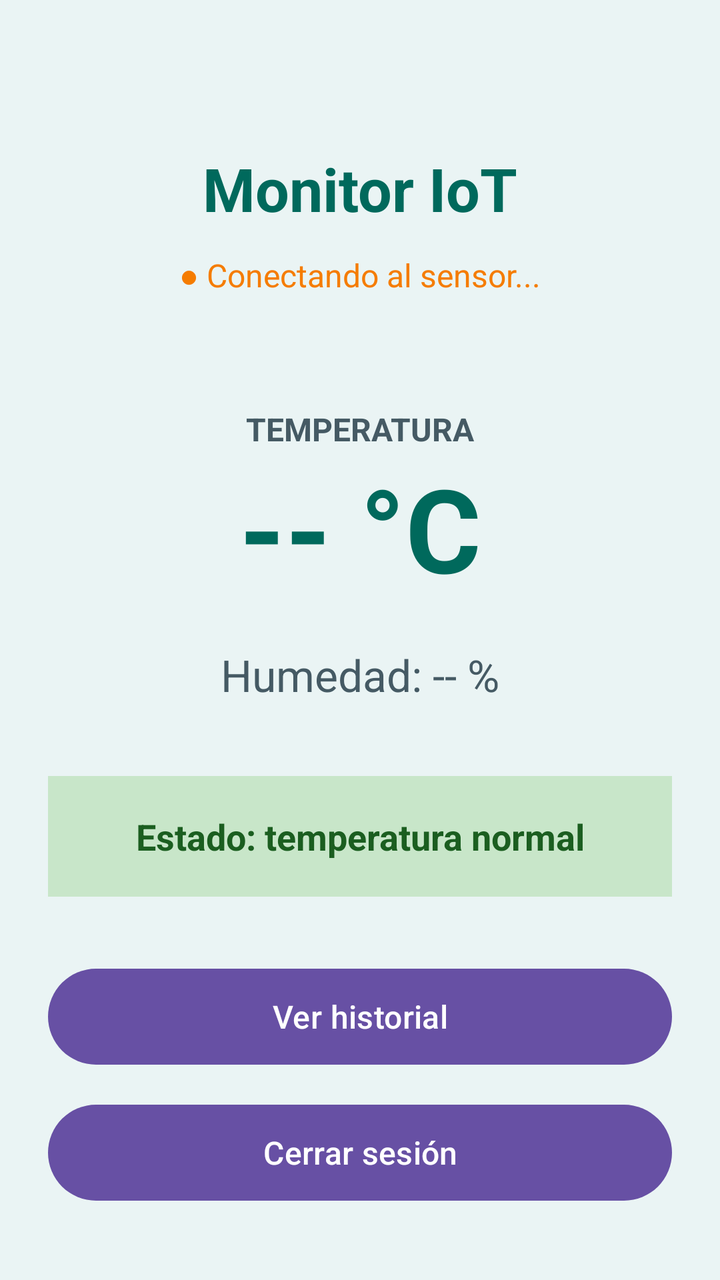
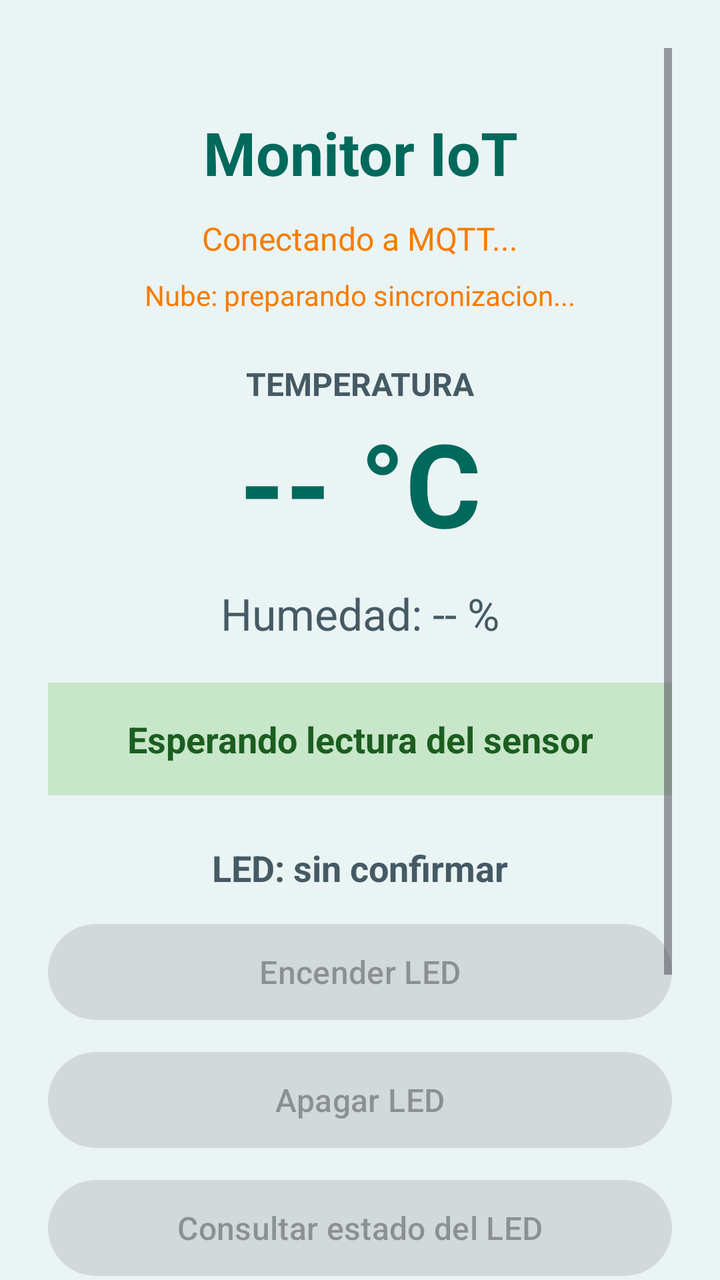

Two renders of the same Android screen: before a commit and after it. Below are the layout's source before the change and the commit's diff.
<!-- AndroidManifest.xml: application theme Theme.MonitorIoT -->
<!-- res/layout/activity_monitor.xml -->
<?xml version="1.0" encoding="utf-8"?>
<androidx.constraintlayout.widget.ConstraintLayout
    xmlns:android="http://schemas.android.com/apk/res/android"
    xmlns:app="http://schemas.android.com/apk/res-auto"
    android:id="@+id/main"
    android:layout_width="match_parent"
    android:layout_height="match_parent"
    android:background="#EAF4F4"
    android:padding="24dp">

    <TextView
        android:id="@+id/tvTituloMonitor"
        android:layout_width="wrap_content"
        android:layout_height="wrap_content"
        android:layout_marginTop="50dp"
        android:text="Monitor IoT"
        android:textColor="#00695C"
        android:textSize="30sp"
        android:textStyle="bold"
        app:layout_constraintEnd_toEndOf="parent"
        app:layout_constraintStart_toStartOf="parent"
        app:layout_constraintTop_toTopOf="parent" />

    <TextView
        android:id="@+id/tvConexion"
        android:layout_width="wrap_content"
        android:layout_height="wrap_content"
        android:layout_marginTop="12dp"
        android:text="● Conectando al sensor..."
        android:textColor="#F57C00"
        android:textSize="16sp"
        app:layout_constraintEnd_toEndOf="parent"
        app:layout_constraintStart_toStartOf="parent"
        app:layout_constraintTop_toBottomOf="@id/tvTituloMonitor" />

    <TextView
        android:id="@+id/tvEtiquetaTemperatura"
        android:layout_width="wrap_content"
        android:layout_height="wrap_content"
        android:layout_marginTop="55dp"
        android:text="TEMPERATURA"
        android:textColor="#455A64"
        android:textSize="16sp"
        android:textStyle="bold"
        app:layout_constraintEnd_toEndOf="parent"
        app:layout_constraintStart_toStartOf="parent"
        app:layout_constraintTop_toBottomOf="@id/tvConexion" />

    <TextView
        android:id="@+id/tvTemperatura"
        android:layout_width="wrap_content"
        android:layout_height="wrap_content"
        android:text="-- °C"
        android:textColor="#00695C"
        android:textSize="58sp"
        android:textStyle="bold"
        app:layout_constraintEnd_toEndOf="parent"
        app:layout_constraintStart_toStartOf="parent"
        app:layout_constraintTop_toBottomOf="@id/tvEtiquetaTemperatura" />

    <TextView
        android:id="@+id/tvHumedad"
        android:layout_width="wrap_content"
        android:layout_height="wrap_content"
        android:layout_marginTop="20dp"
        android:text="Humedad: -- %"
        android:textColor="#455A64"
        android:textSize="22sp"
        app:layout_constraintEnd_toEndOf="parent"
        app:layout_constraintStart_toStartOf="parent"
        app:layout_constraintTop_toBottomOf="@id/tvTemperatura" />

    <TextView
        android:id="@+id/tvEstado"
        android:layout_width="0dp"
        android:layout_height="wrap_content"
        android:layout_marginTop="36dp"
        android:background="#C8E6C9"
        android:gravity="center"
        android:padding="18dp"
        android:text="Estado: temperatura normal"
        android:textColor="#1B5E20"
        android:textSize="18sp"
        android:textStyle="bold"
        app:layout_constraintEnd_toEndOf="parent"
        app:layout_constraintStart_toStartOf="parent"
        app:layout_constraintTop_toBottomOf="@id/tvHumedad" />

    <Button
        android:id="@+id/btnHistorial"
        android:layout_width="0dp"
        android:layout_height="56dp"
        android:layout_marginTop="32dp"
        android:text="Ver historial"
        android:textSize="16sp"
        app:layout_constraintEnd_toEndOf="parent"
        app:layout_constraintStart_toStartOf="parent"
        app:layout_constraintTop_toBottomOf="@id/tvEstado" />

    <Button
        android:id="@+id/btnCerrarSesion"
        android:layout_width="0dp"
        android:layout_height="56dp"
        android:layout_marginTop="12dp"
        android:text="Cerrar sesión"
        android:textSize="16sp"
        app:layout_constraintEnd_toEndOf="parent"
        app:layout_constraintStart_toStartOf="parent"
        app:layout_constraintTop_toBottomOf="@id/btnHistorial" />

</androidx.constraintlayout.widget.ConstraintLayout>
<!-- resources referenced by this layout -->
<resources>
  <style name="Theme.MonitorIoT" parent="Base.Theme.MonitorIoT" />
  <style name="Base.Theme.MonitorIoT" parent="Theme.Material3.DayNight.NoActionBar">
          
          
      </style>
</resources>

<!-- the commit's change to res/layout/activity_monitor.xml (unified diff, before → after) -->
@@ -1,111 +1,152 @@
 <?xml version="1.0" encoding="utf-8"?>
-<androidx.constraintlayout.widget.ConstraintLayout
-    xmlns:android="http://schemas.android.com/apk/res/android"
-    xmlns:app="http://schemas.android.com/apk/res-auto"
+<ScrollView xmlns:android="http://schemas.android.com/apk/res/android"
     android:id="@+id/main"
     android:layout_width="match_parent"
     android:layout_height="match_parent"
     android:background="#EAF4F4"
+    android:fillViewport="true"
+    android:clipToPadding="false"
     android:padding="24dp">
 
-    <TextView
-        android:id="@+id/tvTituloMonitor"
-        android:layout_width="wrap_content"
+    <LinearLayout
+        android:layout_width="match_parent"
         android:layout_height="wrap_content"
-        android:layout_marginTop="50dp"
-        android:text="Monitor IoT"
-        android:textColor="#00695C"
-        android:textSize="30sp"
-        android:textStyle="bold"
-        app:layout_constraintEnd_toEndOf="parent"
-        app:layout_constraintStart_toStartOf="parent"
-        app:layout_constraintTop_toTopOf="parent" />
+        android:orientation="vertical"
+        android:gravity="center_horizontal"
+        android:paddingTop="32dp"
+        android:paddingBottom="32dp">
 
-    <TextView
-        android:id="@+id/tvConexion"
-        android:layout_width="wrap_content"
-        android:layout_height="wrap_content"
-        android:layout_marginTop="12dp"
-        android:text="● Conectando al sensor..."
-        android:textColor="#F57C00"
-        android:textSize="16sp"
-        app:layout_constraintEnd_toEndOf="parent"
-        app:layout_constraintStart_toStartOf="parent"
-        app:layout_constraintTop_toBottomOf="@id/tvTituloMonitor" />
+        <TextView
+            android:id="@+id/tvTituloMonitor"
+            android:layout_width="match_parent"
+            android:layout_height="wrap_content"
+            android:gravity="center"
+            android:text="Monitor IoT"
+            android:textColor="#00695C"
+            android:textSize="30sp"
+            android:textStyle="bold" />
 
-    <TextView
-        android:id="@+id/tvEtiquetaTemperatura"
-        android:layout_width="wrap_content"
-        android:layout_height="wrap_content"
-        android:layout_marginTop="55dp"
-        android:text="TEMPERATURA"
-        android:textColor="#455A64"
-        android:textSize="16sp"
-        android:textStyle="bold"
-        app:layout_constraintEnd_toEndOf="parent"
-        app:layout_constraintStart_toStartOf="parent"
-        app:layout_constraintTop_toBottomOf="@id/tvConexion" />
+        <TextView
+            android:id="@+id/tvConexion"
+            android:layout_width="match_parent"
+            android:layout_height="wrap_content"
+            android:layout_marginTop="12dp"
+            android:gravity="center"
+            android:text="Conectando a MQTT..."
+            android:textColor="#F57C00"
+            android:textSize="16sp" />
 
-    <TextView
-        android:id="@+id/tvTemperatura"
-        android:layout_width="wrap_content"
-        android:layout_height="wrap_content"
-        android:text="-- °C"
-        android:textColor="#00695C"
-        android:textSize="58sp"
-        android:textStyle="bold"
-        app:layout_constraintEnd_toEndOf="parent"
-        app:layout_constraintStart_toStartOf="parent"
-        app:layout_constraintTop_toBottomOf="@id/tvEtiquetaTemperatura" />
+        <TextView
+            android:id="@+id/tvSincronizacion"
+            android:layout_width="match_parent"
+            android:layout_height="wrap_content"
+            android:layout_marginTop="8dp"
+            android:gravity="center"
+            android:text="Nube: preparando sincronizacion..."
+            android:textColor="#F57C00"
+            android:textSize="14sp" />
 
-    <TextView
-        android:id="@+id/tvHumedad"
-        android:layout_width="wrap_content"
-        android:layout_height="wrap_content"
-        android:layout_marginTop="20dp"
-        android:text="Humedad: -- %"
-        android:textColor="#455A64"
-        android:textSize="22sp"
-        app:layout_constraintEnd_toEndOf="parent"
-        app:layout_constraintStart_toStartOf="parent"
-        app:layout_constraintTop_toBottomOf="@id/tvTemperatura" />
+        <TextView
+            android:id="@+id/tvEtiquetaTemperatura"
+            android:layout_width="match_parent"
+            android:layout_height="wrap_content"
+            android:layout_marginTop="24dp"
+            android:gravity="center"
+            android:text="TEMPERATURA"
+            android:textColor="#455A64"
+            android:textSize="16sp"
+            android:textStyle="bold" />
 
-    <TextView
-        android:id="@+id/tvEstado"
-        android:layout_width="0dp"
-        android:layout_height="wrap_content"
-        android:layout_marginTop="36dp"
-        android:background="#C8E6C9"
-        android:gravity="center"
-        android:padding="18dp"
-        android:text="Estado: temperatura normal"
-        android:textColor="#1B5E20"
-        android:textSize="18sp"
-        android:textStyle="bold"
-        app:layout_constraintEnd_toEndOf="parent"
-        app:layout_constraintStart_toStartOf="parent"
-        app:layout_constraintTop_toBottomOf="@id/tvHumedad" />
+        <TextView
+            android:id="@+id/tvTemperatura"
+            android:layout_width="match_parent"
+            android:layout_height="wrap_content"
+            android:gravity="center"
+            android:text="-- °C"
+            android:textColor="#00695C"
+            android:textSize="58sp"
+            android:textStyle="bold" />
 
-    <Button
-        android:id="@+id/btnHistorial"
-        android:layout_width="0dp"
-        android:layout_height="56dp"
-        android:layout_marginTop="32dp"
-        android:text="Ver historial"
-        android:textSize="16sp"
-        app:layout_constraintEnd_toEndOf="parent"
-        app:layout_constraintStart_toStartOf="parent"
-        app:layout_constraintTop_toBottomOf="@id/tvEstado" />
+        <TextView
+            android:id="@+id/tvHumedad"
+            android:layout_width="match_parent"
+            android:layout_height="wrap_content"
+            android:layout_marginTop="12dp"
+            android:gravity="center"
+            android:text="Humedad: -- %"
+            android:textColor="#455A64"
+            android:textSize="22sp" />
 
-    <Button
-        android:id="@+id/btnCerrarSesion"
-        android:layout_width="0dp"
-        android:layout_height="56dp"
-        android:layout_marginTop="12dp"
-        android:text="Cerrar sesión"
-        android:textSize="16sp"
-        app:layout_constraintEnd_toEndOf="parent"
-        app:layout_constraintStart_toStartOf="parent"
-        app:layout_constraintTop_toBottomOf="@id/btnHistorial" />
+        <TextView
+            android:id="@+id/tvEstado"
+            android:layout_width="match_parent"
+            android:layout_height="wrap_content"
+            android:layout_marginTop="20dp"
+            android:background="#C8E6C9"
+            android:gravity="center"
+            android:padding="16dp"
+            android:text="Esperando lectura del sensor"
+            android:textColor="#1B5E20"
+            android:textSize="18sp"
+            android:textStyle="bold" />
 
-</androidx.constraintlayout.widget.ConstraintLayout>
+        <TextView
+            android:id="@+id/tvEstadoLed"
+            android:layout_width="match_parent"
+            android:layout_height="wrap_content"
+            android:layout_marginTop="24dp"
+            android:gravity="center"
+            android:text="LED: sin confirmar"
+            android:textColor="#455A64"
+            android:textSize="18sp"
+            android:textStyle="bold" />
+
+        <Button
+            android:id="@+id/btnEncenderLed"
+            android:layout_width="match_parent"
+            android:layout_height="wrap_content"
+            android:minHeight="56dp"
+            android:layout_marginTop="12dp"
+            android:enabled="false"
+            android:text="Encender LED"
+            android:textSize="16sp" />
+
+        <Button
+            android:id="@+id/btnApagarLed"
+            android:layout_width="match_parent"
+            android:layout_height="wrap_content"
+            android:minHeight="56dp"
+            android:layout_marginTop="8dp"
+            android:enabled="false"
+            android:text="Apagar LED"
+            android:textSize="16sp" />
+
+        <Button
+            android:id="@+id/btnConsultarLed"
+            android:layout_width="match_parent"
+            android:layout_height="wrap_content"
+            android:minHeight="56dp"
+            android:layout_marginTop="8dp"
+            android:enabled="false"
+            android:text="Consultar estado del LED"
+            android:textSize="16sp" />
+
+        <Button
+            android:id="@+id/btnHistorial"
+            android:layout_width="match_parent"
+            android:layout_height="wrap_content"
+            android:minHeight="56dp"
+            android:layout_marginTop="24dp"
+            android:text="Ver historial"
+            android:textSize="16sp" />
+
+        <Button
+            android:id="@+id/btnCerrarSesion"
+            android:layout_width="match_parent"
+            android:layout_height="wrap_content"
+            android:minHeight="56dp"
+            android:layout_marginTop="8dp"
+            android:text="Cerrar sesión"
+            android:textSize="16sp" />
+    </LinearLayout>
+</ScrollView>
